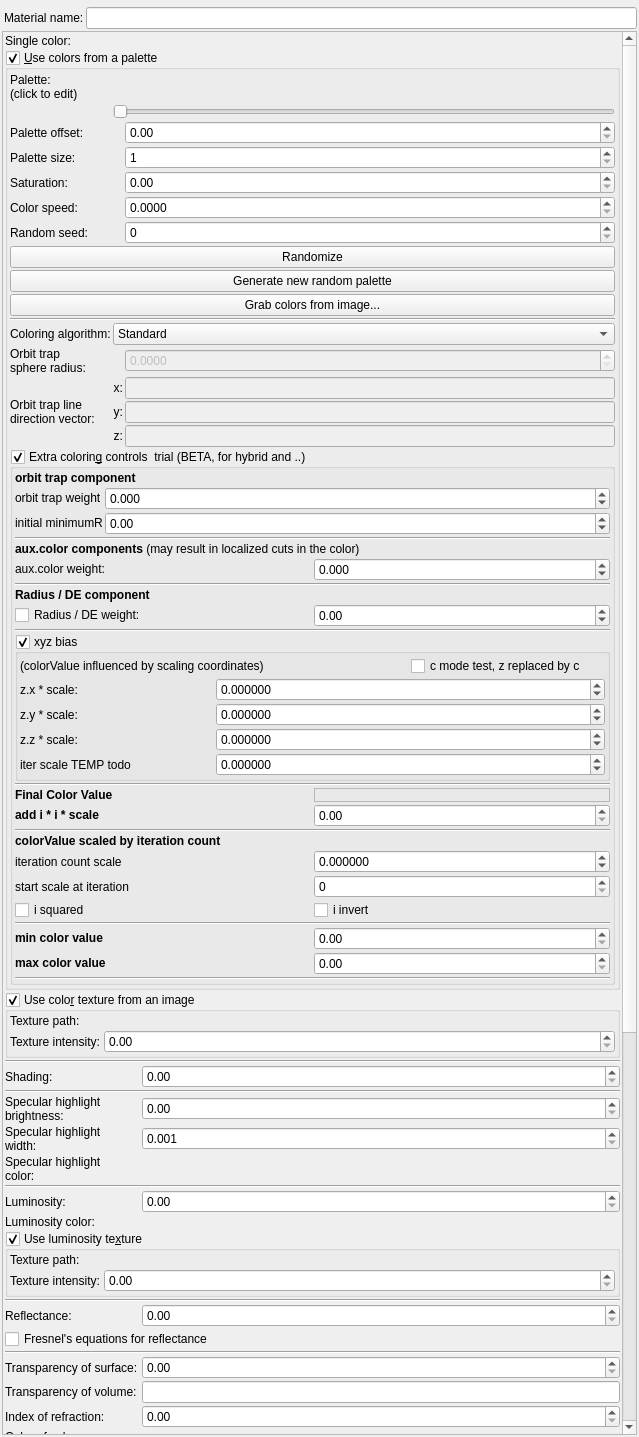
Before: the Qt Designer form mandelbulber2/qt/material_editor.ui in buddhi1980/mandelbulber2, drawn with Qt 5.
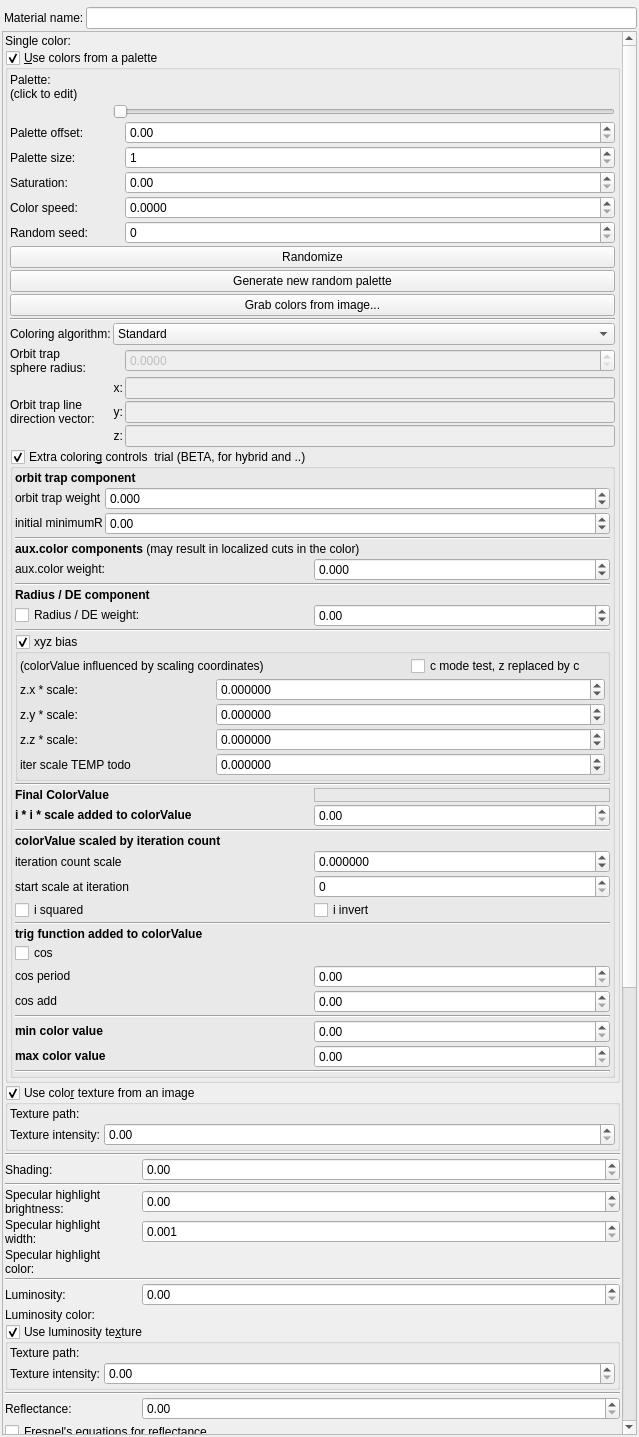
After: the same form once the commit is applied. Icons and pictures are not drawn. Custom widgets are drawn as their Qt base class.

```diff
--- a/mandelbulber2/qt/material_editor.ui
+++ b/mandelbulber2/qt/material_editor.ui
@@ -81,9 +81,9 @@
       <property name="geometry">
        <rect>
         <x>0</x>
-        <y>-82</y>
+        <y>0</y>
         <width>619</width>
-        <height>2230</height>
+        <height>2335</height>
        </rect>
       </property>
       <layout class="QVBoxLayout" name="verticalLayout_2">
@@ -1291,6 +1291,13 @@
                  <property name="spacing">
                   <number>2</number>
                  </property>
+                 <item row="33" column="0">
+                  <widget class="QLabel" name="label_46">
+                   <property name="text">
+                    <string>&lt;html&gt;&lt;head/&gt;&lt;body&gt;&lt;p&gt;cos add&lt;/p&gt;&lt;/body&gt;&lt;/html&gt;</string>
+                   </property>
+                  </widget>
+                 </item>
                  <item row="4" column="0" colspan="2">
                   <widget class="Line" name="line_15">
                    <property name="orientation">
@@ -1301,7 +1308,7 @@
                  <item row="23" column="0">
                   <widget class="QLabel" name="label_39">
                    <property name="text">
-                    <string>&lt;html&gt;&lt;head/&gt;&lt;body&gt;&lt;p&gt;&lt;span style=&quot; font-weight:600;&quot;&gt;add i * i * scale&lt;/span&gt;&lt;/p&gt;&lt;/body&gt;&lt;/html&gt;</string>
+                    <string>&lt;html&gt;&lt;head/&gt;&lt;body&gt;&lt;p&gt;&lt;span style=&quot; font-weight:600;&quot;&gt; i * i * scale added to colorValue&lt;/span&gt;&lt;/p&gt;&lt;/body&gt;&lt;/html&gt;</string>
                    </property>
                   </widget>
                  </item>
@@ -1318,7 +1325,7 @@
                    </property>
                   </widget>
                  </item>
-                 <item row="32" column="0">
+                 <item row="37" column="0">
                   <widget class="QLabel" name="label_41">
                    <property name="text">
                     <string>&lt;html&gt;&lt;head/&gt;&lt;body&gt;&lt;p&gt;&lt;span style=&quot; font-weight:600;&quot;&gt;max color value&lt;/span&gt;&lt;/p&gt;&lt;/body&gt;&lt;/html&gt;</string>
@@ -1523,7 +1530,7 @@
                    </layout>
                   </widget>
                  </item>
-                 <item row="32" column="1">
+                 <item row="37" column="1">
                   <widget class="MyDoubleSpinBox" name="spinbox_fractal_coloring_max_color_value">
                    <property name="sizePolicy">
                     <sizepolicy hsizetype="Minimum" vsizetype="Maximum">
@@ -1598,7 +1605,7 @@
                    </property>
                   </widget>
                  </item>
-                 <item row="29" column="0" colspan="2">
+                 <item row="34" column="0" colspan="2">
                   <widget class="Line" name="line_16">
                    <property name="orientation">
                     <enum>Qt::Horizontal</enum>
@@ -1633,14 +1640,14 @@
                    </property>
                   </widget>
                  </item>
-                 <item row="30" column="0">
+                 <item row="35" column="0">
                   <widget class="QLabel" name="label_34">
                    <property name="text">
                     <string>&lt;html&gt;&lt;head/&gt;&lt;body&gt;&lt;p&gt;&lt;span style=&quot; font-weight:600;&quot;&gt;min color value&lt;/span&gt;&lt;/p&gt;&lt;/body&gt;&lt;/html&gt;</string>
                    </property>
                   </widget>
                  </item>
-                 <item row="30" column="1">
+                 <item row="35" column="1">
                   <widget class="MyDoubleSpinBox" name="spinbox_fractal_coloring_min_color_value">
                    <property name="sizePolicy">
                     <sizepolicy hsizetype="Minimum" vsizetype="Maximum">
@@ -1708,7 +1715,7 @@
                     </font>
                    </property>
                    <property name="text">
-                    <string>&lt;html&gt;&lt;head/&gt;&lt;body&gt;&lt;p&gt;Final Color Value &lt;/p&gt;&lt;/body&gt;&lt;/html&gt;</string>
+                    <string>&lt;html&gt;&lt;head/&gt;&lt;body&gt;&lt;p&gt;Final ColorValue &lt;/p&gt;&lt;/body&gt;&lt;/html&gt;</string>
                    </property>
                   </widget>
                  </item>
@@ -1833,6 +1840,90 @@
                    </property>
                   </widget>
                  </item>
+                 <item row="29" column="0" colspan="2">
+                  <widget class="Line" name="line_17">
+                   <property name="orientation">
+                    <enum>Qt::Horizontal</enum>
+                   </property>
+                  </widget>
+                 </item>
+                 <item row="32" column="0">
+                  <widget class="QLabel" name="label_45">
+                   <property name="text">
+                    <string>&lt;html&gt;&lt;head/&gt;&lt;body&gt;&lt;p&gt;cos period&lt;/p&gt;&lt;/body&gt;&lt;/html&gt;</string>
+                   </property>
+                  </widget>
+                 </item>
+                 <item row="31" column="0">
+                  <widget class="QCheckBox" name="checkBox_fractal_coloring_cos_enabled_false">
+                   <property name="text">
+                    <string notr="true">cos </string>
+                   </property>
+                  </widget>
+                 </item>
+                 <item row="33" column="1">
+                  <widget class="MyDoubleSpinBox" name="spinbox_fractal_coloring_cos_add">
+                   <property name="sizePolicy">
+                    <sizepolicy hsizetype="Minimum" vsizetype="Maximum">
+                     <horstretch>0</horstretch>
+                     <verstretch>0</verstretch>
+                    </sizepolicy>
+                   </property>
+                   <property name="prefix">
+                    <string/>
+                   </property>
+                   <property name="suffix">
+                    <string/>
+                   </property>
+                   <property name="decimals">
+                    <number>2</number>
+                   </property>
+                   <property name="minimum">
+                    <double>0.000000000000000</double>
+                   </property>
+                   <property name="maximum">
+                    <double>99999999.000000000000000</double>
+                   </property>
+                   <property name="singleStep">
+                    <double>0.100000000000000</double>
+                   </property>
+                  </widget>
+                 </item>
+                 <item row="32" column="1">
+                  <widget class="MyDoubleSpinBox" name="spinbox_fractal_coloring_cos_period">
+                   <property name="sizePolicy">
+                    <sizepolicy hsizetype="Minimum" vsizetype="Maximum">
+                     <horstretch>0</horstretch>
+                     <verstretch>0</verstretch>
+                    </sizepolicy>
+                   </property>
+                   <property name="prefix">
+                    <string/>
+                   </property>
+                   <property name="suffix">
+                    <string/>
+                   </property>
+                   <property name="decimals">
+                    <number>2</number>
+                   </property>
+                   <property name="minimum">
+                    <double>0.000000000000000</double>
+                   </property>
+                   <property name="maximum">
+                    <double>99999.000000000000000</double>
+                   </property>
+                   <property name="singleStep">
+                    <double>0.100000000000000</double>
+                   </property>
+                  </widget>
+                 </item>
+                 <item row="30" column="0">
+                  <widget class="QLabel" name="label_47">
+                   <property name="text">
+                    <string>&lt;html&gt;&lt;head/&gt;&lt;body&gt;&lt;p&gt;&lt;span style=&quot; font-weight:600;&quot;&gt;trig function added to colorValue&lt;/span&gt;&lt;/p&gt;&lt;/body&gt;&lt;/html&gt;</string>
+                   </property>
+                  </widget>
+                 </item>
                 </layout>
                </item>
                <item>
```
